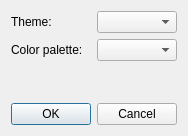
First picture: the form in settings.ui, repository MarioUnoDueTreQuattro/AudioPlayer, before the edit.
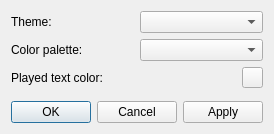
Second picture: the form after the edit.

Commit message: QColor m_playedTextColor;

Patch:
```diff
--- a/settings.ui
+++ b/settings.ui
@@ -6,8 +6,8 @@
    <rect>
     <x>0</x>
     <y>0</y>
-    <width>184</width>
-    <height>136</height>
+    <width>270</width>
+    <height>134</height>
    </rect>
   </property>
   <property name="windowTitle">
@@ -42,6 +42,42 @@
      </item>
     </layout>
    </item>
+   <item>
+    <layout class="QHBoxLayout" name="horizontalLayout_3">
+     <item>
+      <widget class="QLabel" name="label_3">
+       <property name="text">
+        <string>Played text color:</string>
+       </property>
+      </widget>
+     </item>
+     <item>
+      <widget class="QPushButton" name="pushButtonPlayedTextColor">
+       <property name="sizePolicy">
+        <sizepolicy hsizetype="Fixed" vsizetype="Fixed">
+         <horstretch>0</horstretch>
+         <verstretch>0</verstretch>
+        </sizepolicy>
+       </property>
+       <property name="maximumSize">
+        <size>
+         <width>21</width>
+         <height>21</height>
+        </size>
+       </property>
+       <property name="focusPolicy">
+        <enum>Qt::NoFocus</enum>
+       </property>
+       <property name="toolTip">
+        <string>Click to select color</string>
+       </property>
+       <property name="text">
+        <string/>
+       </property>
+      </widget>
+     </item>
+    </layout>
+   </item>
    <item>
     <spacer name="verticalSpacer">
      <property name="orientation">
@@ -61,7 +97,7 @@
       <enum>Qt::Horizontal</enum>
      </property>
      <property name="standardButtons">
-      <set>QDialogButtonBox::Cancel|QDialogButtonBox::Ok</set>
+      <set>QDialogButtonBox::Apply|QDialogButtonBox::Cancel|QDialogButtonBox::Ok</set>
      </property>
     </widget>
    </item>
```
The commit also changes 6 other files.
